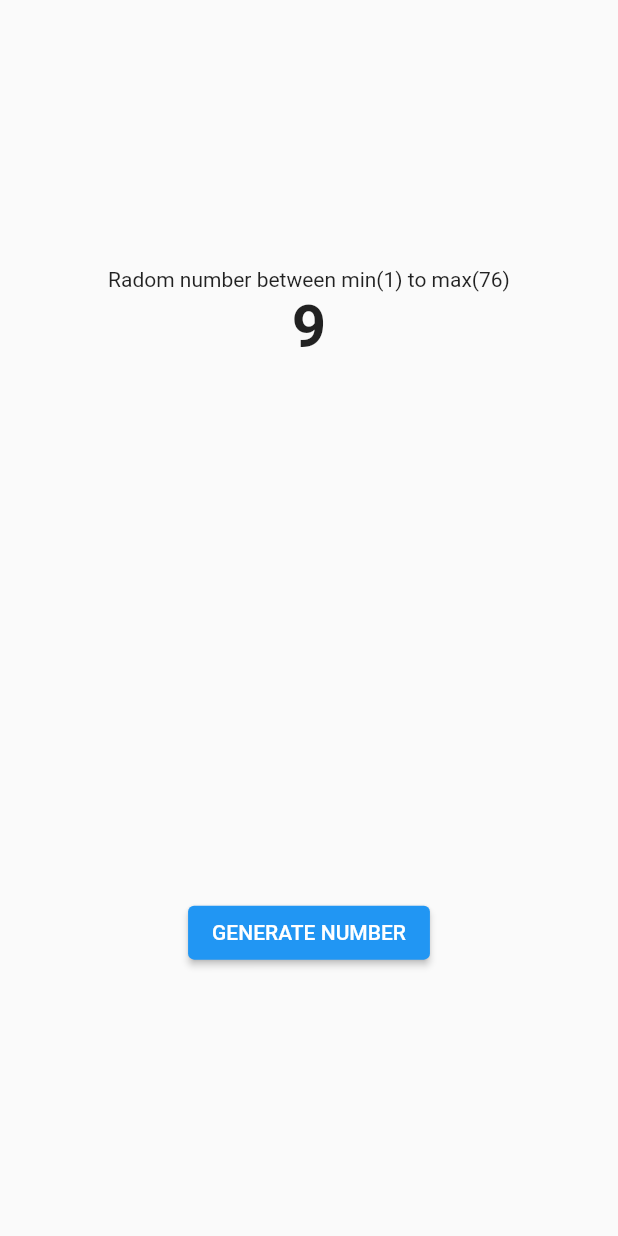
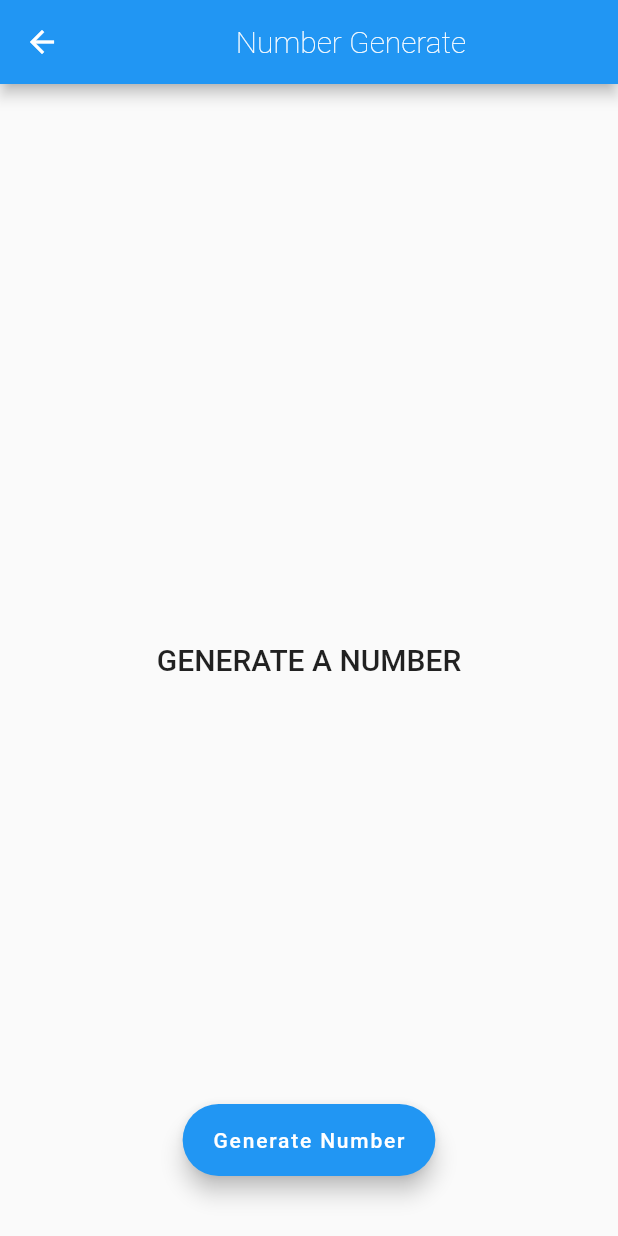
Before and after one commit to JoshuaBiong/random-number-generator, a Flutter app: the Result screen opened directly, on a phone screen of 412 x 824 dp. Run offline on Flutter 3.47's test engine with Material 2 defaults, Android fonts, the phone set to English and light mode, and no system bars.

Commit message:
navigating to to other page

```diff
--- a/lib/main.dart
+++ b/lib/main.dart
@@ -1,5 +1,5 @@
 import 'package:flutter/material.dart';
-import 'package:randomnum_genr/pages/result_page.dart';
+import 'package:randomnum_genr/pages/homepage.dart';
 
 // import 'pages/homepage.dart';
 
@@ -12,7 +12,7 @@ class MyApp extends StatelessWidget {
   Widget build(BuildContext context) {
     return const MaterialApp(
       debugShowCheckedModeBanner: false,
-      home: Result(),
+      home: Homepage(),
     );
   }
 }
--- a/lib/pages/homepage.dart
+++ b/lib/pages/homepage.dart
@@ -1,5 +1,6 @@
 import 'package:flutter/material.dart';
 import 'package:flutter/services.dart';
+import 'package:randomnum_genr/pages/result_page.dart';
 
 class Homepage extends StatefulWidget {
   const Homepage({super.key});
@@ -65,7 +66,14 @@ class _HomepageState extends State<Homepage> {
         ),
       ),
       floatingActionButton: FloatingActionButton(
-        onPressed: () {},
+        onPressed: () {
+          Navigator.push(
+            context,
+            MaterialPageRoute(
+              builder: (context) => const Result(),
+            ),
+          );
+        },
         child: const Icon(Icons.arrow_right_alt),
       ),
     );
--- a/lib/pages/result_page.dart
+++ b/lib/pages/result_page.dart
@@ -13,26 +13,27 @@ class _ResultState extends State<Result> {
   @override
   Widget build(BuildContext context) {
     return Scaffold(
-      body: Center(
-        child: Column(
-          mainAxisAlignment: MainAxisAlignment.spaceAround,
-          children: [
-            Column(
-              children: const [
-                Text("Radom number between min(1) to max(76)"),
-                Text(
-                  "9",
-                  style: TextStyle(fontSize: 40, fontWeight: FontWeight.w700),
-                ),
-              ],
-            ),
-            const ElevatedButton(
-              onPressed: generatenumber,
-              child: Text("GENERATE NUMBER"),
-            ),
-          ],
+      appBar: AppBar(
+        title: const Center(
+            child: Text(
+          "Number Generate",
+          style: TextStyle(fontWeight: FontWeight.w100),
+        )),
+      ),
+      body: const Center(
+        child: Text(
+          "GENERATE A NUMBER",
+          style: TextStyle(fontSize: 20, fontWeight: FontWeight.w500),
         ),
       ),
+      floatingActionButton: const Padding(
+        padding: EdgeInsets.all(40),
+        child: FloatingActionButton.extended(
+          onPressed: generatenumber,
+          label: Text("Generate Number"),
+        ),
+      ),
+      floatingActionButtonLocation: FloatingActionButtonLocation.centerDocked,
     );
   }
 }
```
